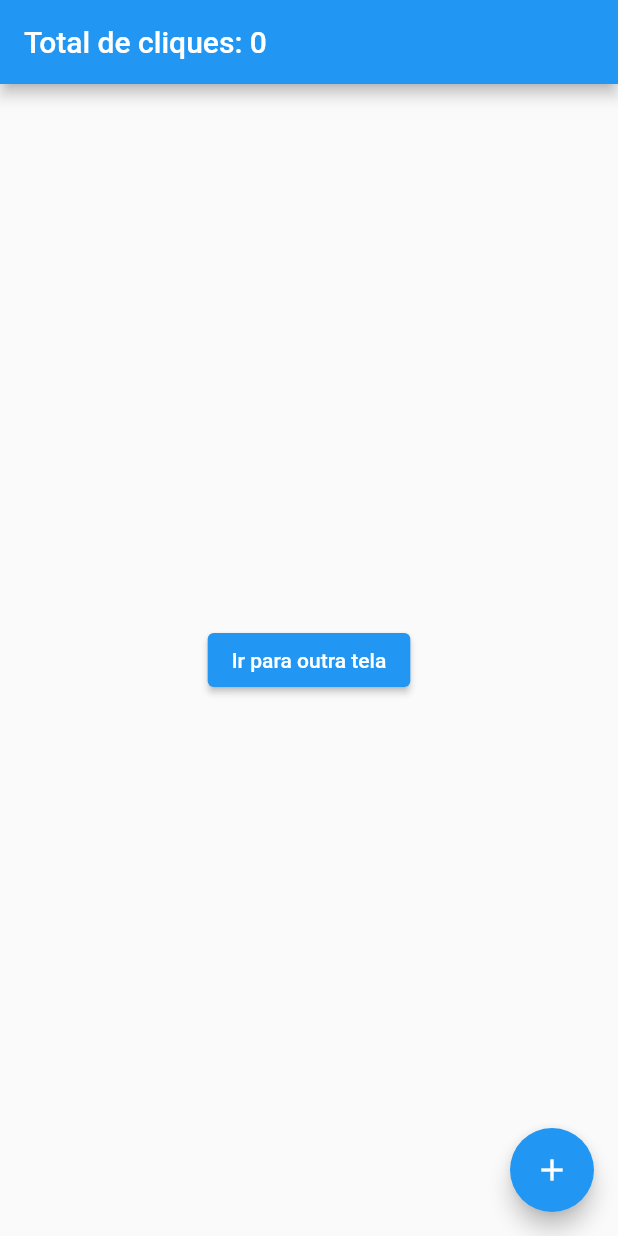
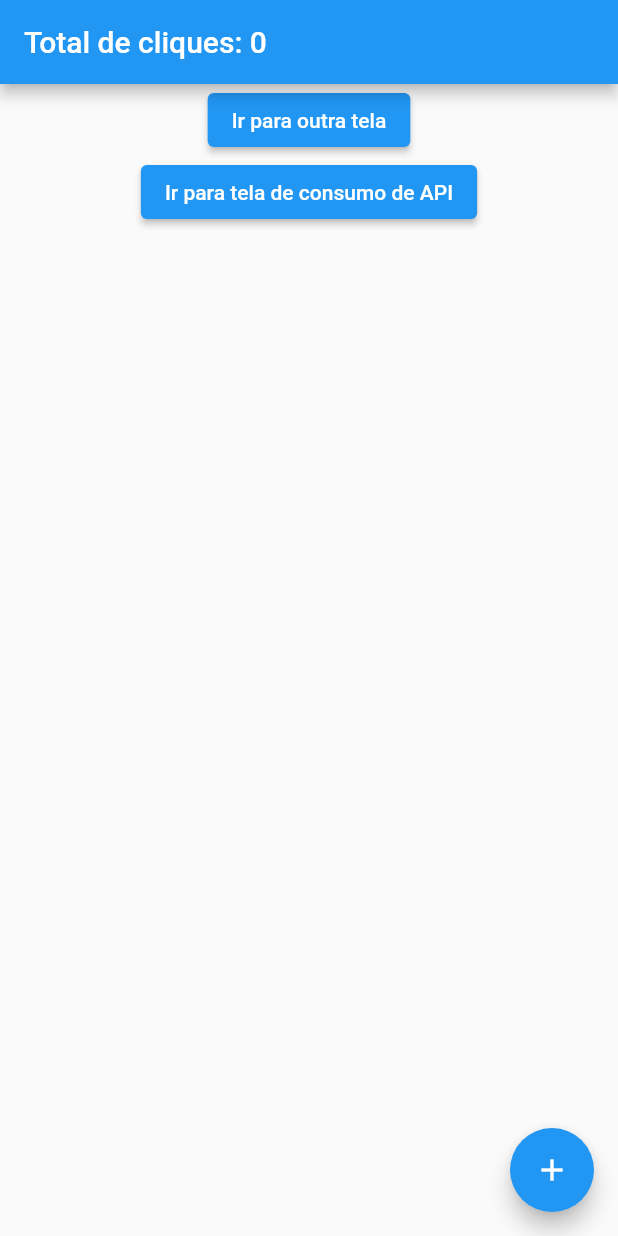
Before and after one commit to Maycon-crz/Flutter_Getx_Start, a Flutter app: the screen it shows after launch, on a phone screen of 412 x 824 dp. Run offline on Flutter 3.47's test engine with Material 2 defaults, Android fonts, the phone set to English and light mode, and no system bars; our stand-ins replace get.

```diff
--- a/lib/app/view/home_page.dart
+++ b/lib/app/view/home_page.dart
@@ -2,6 +2,7 @@ import 'package:flutter/material.dart';
 import 'package:get/get.dart';
 import '../controller/home_controller.dart';
 import 'outra_page.dart';
+import 'consumindo_api_page.dart';
 
 class HomePage extends StatelessWidget {
   final Controller c = Get.put(Controller());
@@ -10,9 +11,17 @@ class HomePage extends StatelessWidget {
     return Scaffold(
       appBar: AppBar(title: Obx(() => Text("Total de cliques: ${c.count}"))),
       body: Center(
-        child: ElevatedButton(
-          child: Text("Ir para outra tela"),
-          onPressed: () => Get.to(Outra()),
+        child: Column(
+          children: [
+            ElevatedButton(
+              child: Text("Ir para outra tela"),
+              onPressed: () => Get.to(Outra()),
+            ),
+            ElevatedButton(
+              child: Text("Ir para tela de consumo de API"),
+              onPressed: () => Get.to(ConsumindoApi()),
+            ),
+          ],
         ),
       ),
       floatingActionButton: FloatingActionButton(
```
Also changed, not shown: lib/app/view/consumindo_api_page.dart (added, +22 -0 lines), 1 other file.
